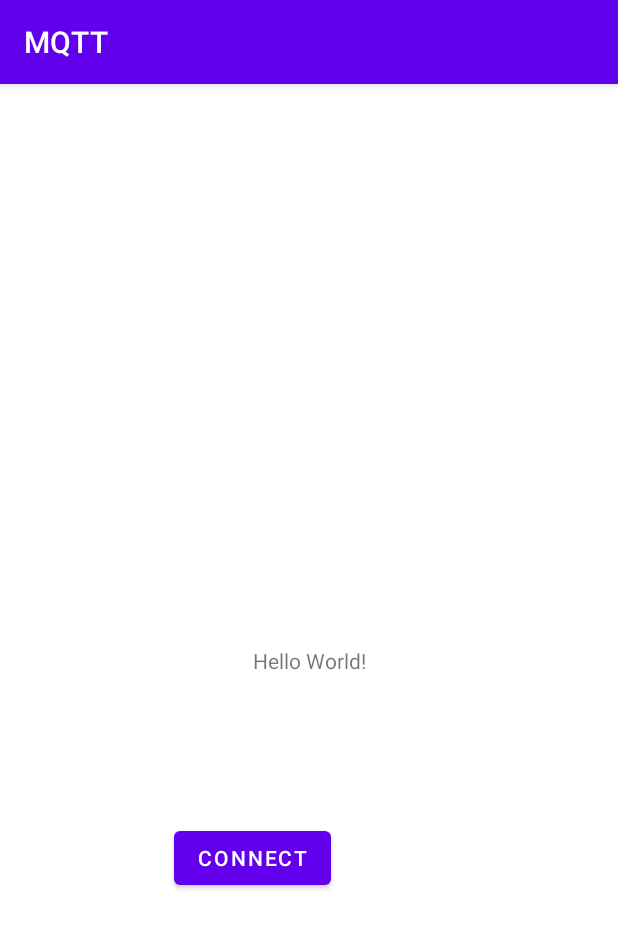
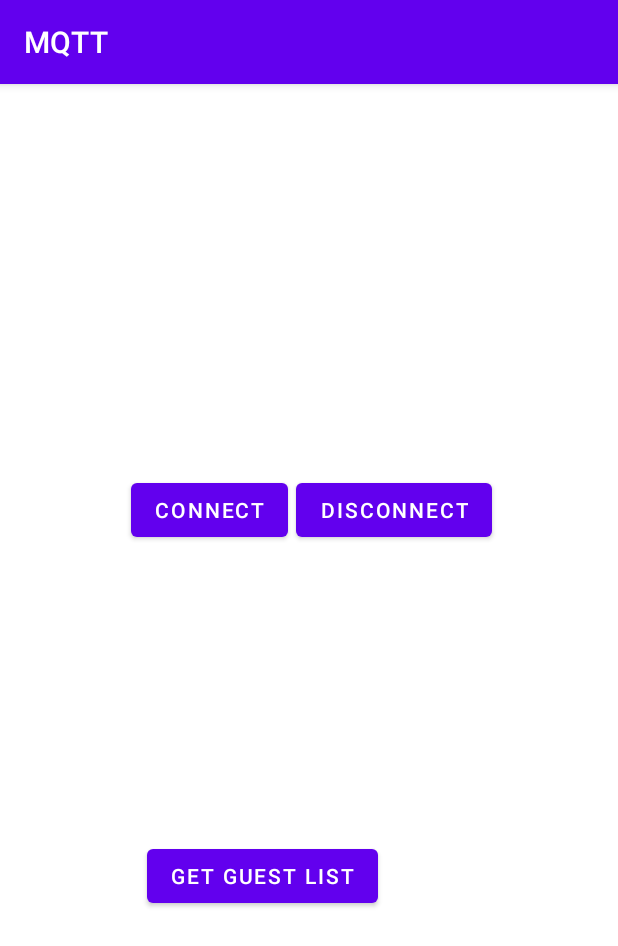
Before and after one commit to andylee511/COEN-446, an Android app: the screen it shows after launch (MainActivity), after a tap on "CONNECT", on a phone screen of 412 x 824 dp. Shown: the top 946 px of the screen. Run offline under Robolectric (Android 15) with nearby library versions, the phone set to English and light mode, and no system bars; libraries missing offline, so code that uses them is left out: com.hivemq.client; 3 statements that could not run were skipped.

Commit message:
utilize app

```diff
--- a/MQTT/app/src/main/java/com/example/mqtt/MainActivity.java
+++ b/MQTT/app/src/main/java/com/example/mqtt/MainActivity.java
@@ -6,18 +6,31 @@ import android.os.Bundle;
 import android.util.Log;
 import android.view.View;
 import android.widget.Button;
+import android.widget.Toast;
 
 import com.hivemq.client.mqtt.MqttClient;
 import com.hivemq.client.mqtt.mqtt5.Mqtt5BlockingClient;
 
 import static com.hivemq.client.mqtt.MqttGlobalPublishFilter.ALL;
+import static java.lang.Integer.parseInt;
 import static java.nio.charset.StandardCharsets.UTF_8;
+
+import java.util.ArrayList;
 
 public class MainActivity extends AppCompatActivity {
     final String host = "d34fba36553a4cf5b0a20358c0e6dc08.s2.eu.hivemq.cloud";
     final String username = "andylee222";
     final String password = "Lucy222!";
-    private Button btn;
+    private Button btn, btn1, btn2;
+    private String message;
+    private int guest_num;
+    private int desired_temp;
+    private ArrayList<String> guests = new ArrayList<String>();
+    private String[] receive_msg;
+    private ArrayList<Integer> temperature = new ArrayList<Integer>();
+    private String fin;
+    private int i = 0;
+    private boolean connected = false;
 
     //create an MQTT client
     final Mqtt5BlockingClient client = MqttClient.builder()
@@ -35,27 +48,128 @@ public class MainActivity extends AppCompatActivity {
 
     private void init(){
         btn = findViewById(R.id.btn_con);
+        btn1 = findViewById(R.id.btn_dis);
+        btn2 = findViewById(R.id.btn_guest);
+
+        //display guests
+        btn2.setOnClickListener(new View.OnClickListener() {
+            @Override
+            public void onClick(View v) {
+                check();
+            }
+        });
+        //disconnect btn
+        btn1.setOnClickListener(new View.OnClickListener() {
+            @Override
+            public void onClick(View v) {
+                //disconnect the client after a message was received
+                if(connected) {
+                    client.disconnect();
+                    Toast.makeText(getApplicationContext(), "Successfully disconnected", Toast.LENGTH_SHORT).show();
+                    connected = false;
+                }
+                else{
+                    Toast.makeText(getApplicationContext(), "Not connected yet", Toast.LENGTH_SHORT).show();
+                }
+            }
+        });
+
         btn.setOnClickListener(new View.OnClickListener() {
             @Override
             public void onClick(View v) {
+                if(!connected) {
                     client.connectWith()
                             .simpleAuth()
                             .username(username)
                             .password(UTF_8.encode(password))
                             .applySimpleAuth()
                             .send();
+                    Toast.makeText(getApplicationContext(), "Connected to MQTT", Toast.LENGTH_SHORT).show();
+                    connected = true;
+                    //subscribe to guest coming or leaving
                     client.subscribeWith()
-                        .topicFilter("my/test/topic")
+                            .topicFilter("my/test/guest")
                             .send();
+
 
                     //set a callback that is called when a message is received (using the async API style)
                     client.toAsync().publishes(ALL, publish -> {
                         Log.d("MainActivity", "Received message: " + publish.getTopic() + " -> " + UTF_8.decode(publish.getPayload().get()));
+                        message = UTF_8.decode(publish.getPayload().get()).toString();
 
+                        fin = String.valueOf(cal(message));
                         //disconnect the client after a message was received
                         // client.disconnect();
+                        //Log.d("value", fin);
+                        //publish current guest number and calculated desire temperature
+                        client.publishWith()
+                                .topic("my/test/temp")
+                                .payload(UTF_8.encode(fin))
+                                .send();
                     });
+                }else{
+                    Toast.makeText(getApplicationContext(), "Already connected!", Toast.LENGTH_SHORT).show();
+                }
+
+
+
+
+
             }
         });
     }
+    private int cal(String msg) {
+        //temp string to store guests name
+
+
+        Log.d("MainActivity", msg);
+        receive_msg = msg.split(",");
+        Log.d("MainActivity", receive_msg[2]);
+       //should first check if the guest if leaving or entering the house
+        if (receive_msg[2].equals("entering")) {
+            //update guest name and preferred temperature
+            guests.add(receive_msg[0]);
+            temperature.add(Integer.parseInt(receive_msg[1]));
+            if (guests.size() == 1) {
+                desired_temp = Integer.parseInt(receive_msg[1]);
+            } else {
+                desired_temp = getTemp();
+                Log.d("MainActivity", "Value is " + desired_temp);
             }
+        }
+        //if next guest if leaving, delete her/his name and preferred temperature
+        else if(receive_msg[2].equals("leaving")){
+            for (int a = 0, b = 0; a < guests.size() ; a++) {
+                if (guests.get(a).equals(receive_msg[0])) {
+                    guests.remove(a);
+                    temperature.remove(a);
+                    break;
+                }
+            }
+            if (guests.size() == 0) {
+                desired_temp = 15;
+            }else
+                desired_temp = getTemp();
+        }
+        return desired_temp;
+    }
+
+    private int getTemp(){
+        int tem=0;
+        for(int a = 0; a < temperature.size(); a++){
+            tem = tem + temperature.get(a);
+        }
+        int value = tem/temperature.size();
+        return value;
+    }
+
+    private void check(){
+        String view = "";
+        for (int i = 0; i < guests.size(); i++){
+            view = view + "\nname: " + guests.get(i) + ", Preferred temperature: "
+                    + temperature.get(i);
+        }
+        Toast.makeText(getApplicationContext(),"Geust: " + view,Toast.LENGTH_SHORT).show();
+
+    }
+}
--- a/MQTT/app/src/main/res/layout/activity_main.xml
+++ b/MQTT/app/src/main/res/layout/activity_main.xml
@@ -6,23 +6,34 @@
     android:layout_height="match_parent"
     tools:context=".MainActivity">
 
-    <TextView
-        android:layout_width="wrap_content"
-        android:layout_height="wrap_content"
-        android:text="Hello World!"
-        app:layout_constraintBottom_toBottomOf="parent"
-        app:layout_constraintLeft_toLeftOf="parent"
-        app:layout_constraintRight_toRightOf="parent"
-        app:layout_constraintTop_toTopOf="parent" />
-
     <Button
         android:id="@+id/btn_con"
         android:layout_width="wrap_content"
         android:layout_height="wrap_content"
-        android:layout_marginStart="116dp"
-        android:layout_marginBottom="228dp"
+        android:layout_marginTop="260dp"
+        android:layout_marginEnd="220dp"
         android:text="Connect"
-        app:layout_constraintBottom_toBottomOf="parent"
-        app:layout_constraintStart_toStartOf="parent" />
+        app:layout_constraintEnd_toEndOf="parent"
+        app:layout_constraintTop_toTopOf="parent" />
+
+    <Button
+        android:id="@+id/btn_dis"
+        android:layout_width="wrap_content"
+        android:layout_height="wrap_content"
+        android:layout_marginTop="260dp"
+        android:layout_marginEnd="84dp"
+        android:text="Disconnect"
+        app:layout_constraintEnd_toEndOf="parent"
+        app:layout_constraintTop_toTopOf="parent" />
+
+    <Button
+        android:id="@+id/btn_guest"
+        android:layout_width="wrap_content"
+        android:layout_height="wrap_content"
+        android:layout_marginTop="504dp"
+        android:layout_marginEnd="160dp"
+        android:text="Get Guest list"
+        app:layout_constraintEnd_toEndOf="parent"
+        app:layout_constraintTop_toTopOf="parent" />
 
 </androidx.constraintlayout.widget.ConstraintLayout>
```
Also changed, not shown: MQTT/app/src/main/AndroidManifest.xml (+7 -2 lines), MQTT/app/src/main/java/com/example/mqtt/ConnectedActivity.java (added, +14 -0 lines), MQTT/app/src/main/res/layout/activity_connected.xml (added, +18 -0 lines). Lines whose indentation alone changed are shown as unchanged.
